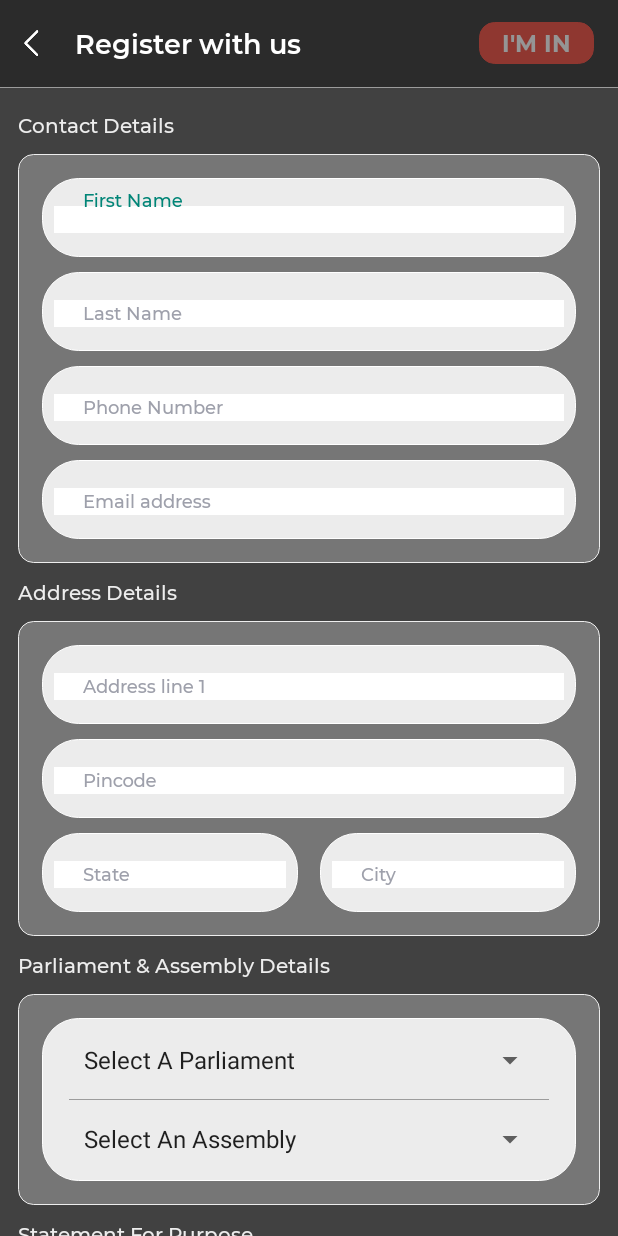
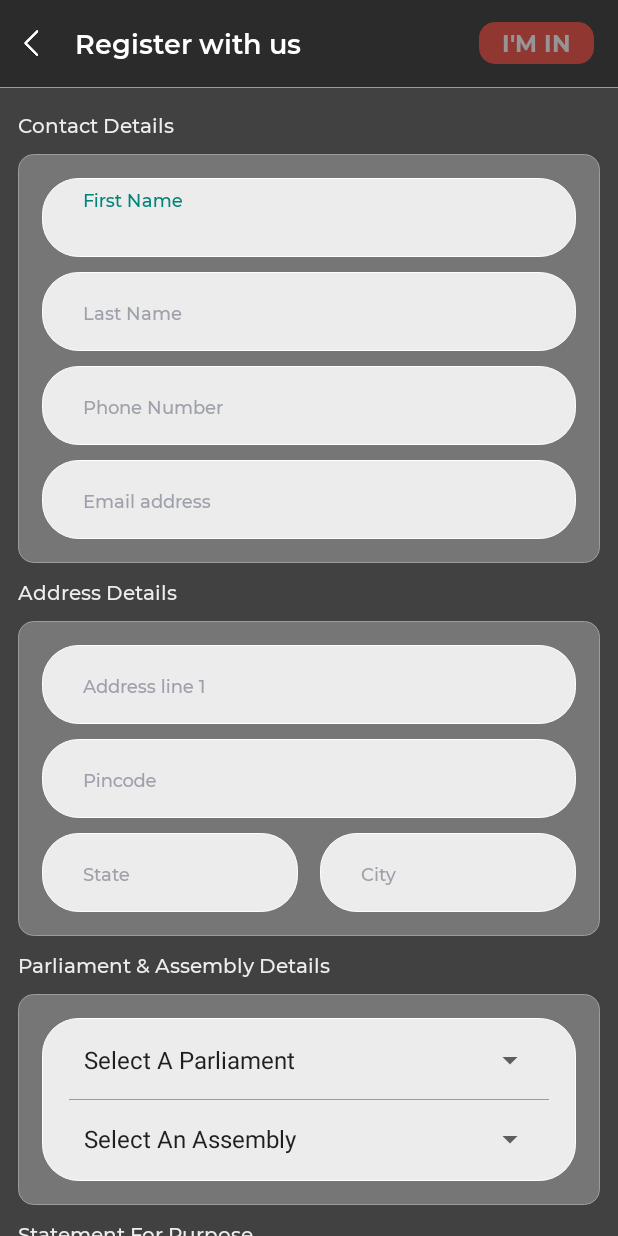
Before and after one commit to anianandtiwari/Plural-A, an Android app: the screen it shows after launch (VolunteerFormActivity), on a phone screen of 412 x 824 dp. Run offline under Robolectric (Android 15) with nearby library versions, the phone set to English and light mode, and no system bars.

Commit message:
form page design & pc ac logic

```diff
--- a/Plurals/app/src/main/java/com/plurals/android/Activity/VolunteerFormActivity.java
+++ b/Plurals/app/src/main/java/com/plurals/android/Activity/VolunteerFormActivity.java
@@ -1,8 +1,10 @@
 package com.plurals.android.Activity;
 
 import androidx.appcompat.app.AppCompatActivity;
+import androidx.core.content.ContextCompat;
 
 import android.content.res.AssetManager;
+import android.os.Build;
 import android.os.Bundle;
 import android.util.Log;
 import android.view.View;
--- a/Plurals/app/src/main/res/drawable/curved_form_rectangle.xml
+++ b/Plurals/app/src/main/res/drawable/curved_form_rectangle.xml
@@ -3,7 +3,7 @@
     android:shape="rectangle">
 
     <solid android:color="#767676" />
-    <stroke android:color="#EEEEEE" android:width="0.5dp"></stroke>
+    <stroke android:color="#9C9C9C" android:width="0.5dp"></stroke>
     <corners android:radius="10dp"></corners>
 
 
--- a/Plurals/app/src/main/res/layout/activity_volunteer_form.xml
+++ b/Plurals/app/src/main/res/layout/activity_volunteer_form.xml
@@ -123,7 +123,7 @@
                                 android:layout_width="match_parent"
                                 android:layout_height="wrap_content"
                                 android:layout_gravity="center_vertical"
-                                android:background="#fff"
+                                android:background="#ECECEC"
                                 android:fontFamily="@font/montserrat_medium"
                                 android:gravity="start"
                                 android:hint="First Name"
@@ -172,7 +172,7 @@
                                 android:layout_width="match_parent"
                                 android:layout_height="wrap_content"
                                 android:layout_gravity="center_vertical"
-                                android:background="#fff"
+                                android:background="#ECECEC"
                                 android:fontFamily="@font/montserrat_medium"
                                 android:gravity="start"
                                 android:hint="Last Name"
@@ -212,7 +212,7 @@
                                 android:layout_width="match_parent"
                                 android:layout_height="wrap_content"
                                 android:layout_gravity="center_vertical"
-                                android:background="#fff"
+                                android:background="#ECECEC"
                                 android:digits="0123456789"
                                 android:fontFamily="@font/montserrat_medium"
                                 android:gravity="start"
@@ -257,7 +257,7 @@
                                 android:layout_width="match_parent"
                                 android:layout_height="wrap_content"
                                 android:layout_gravity="center_vertical"
-                                android:background="#fff"
+                                android:background="#ECECEC"
                                 android:fontFamily="@font/montserrat_medium"
                                 android:gravity="start"
                                 android:hint="Email address"
@@ -322,7 +322,7 @@
                                 android:layout_width="match_parent"
                                 android:layout_height="wrap_content"
                                 android:layout_gravity="center_vertical"
-                                android:background="#fff"
+                                android:background="#ECECEC"
                                 android:fontFamily="@font/montserrat_medium"
                                 android:gravity="start"
                                 android:hint="@string/address_line_1"
@@ -360,7 +360,7 @@
                                 android:layout_width="match_parent"
                                 android:layout_height="wrap_content"
                                 android:layout_gravity="center_vertical"
-                                android:background="#fff"
+                                android:background="#ECECEC"
                                 android:digits="0123456789"
                                 android:fontFamily="@font/montserrat_medium"
                                 android:gravity="start"
@@ -413,7 +413,7 @@
                                     android:layout_width="match_parent"
                                     android:layout_height="wrap_content"
                                     android:layout_gravity="center_vertical"
-                                    android:background="#fff"
+                                    android:background="#ECECEC"
                                     android:fontFamily="@font/montserrat_medium"
                                     android:gravity="start"
                                     android:hint="State"
@@ -453,7 +453,7 @@
                                     android:layout_width="match_parent"
                                     android:layout_height="wrap_content"
                                     android:layout_gravity="center_vertical"
-                                    android:background="#fff"
+                                    android:background="#ECECEC"
                                     android:fontFamily="@font/montserrat_medium"
                                     android:gravity="start"
                                     android:hint="City"
@@ -596,7 +596,7 @@
                                 android:layout_width="match_parent"
                                 android:layout_height="wrap_content"
                                 android:layout_gravity="center_vertical"
-                                android:background="#fff"
+                                android:background="#ECECEC"
                                 android:fontFamily="@font/montserrat_medium"
                                 android:gravity="start"
                                 android:inputType="textCapSentences"
--- a/Plurals/app/src/main/res/values/styles.xml
+++ b/Plurals/app/src/main/res/values/styles.xml
@@ -23,9 +23,9 @@
     </style>
     <style name="MyNoActionBar" parent="Theme.AppCompat.DayNight.NoActionBar">
         <!--<item name="android:windowIsTranslucent">true</item>-->
+        <item name="android:screenOrientation">portrait</item>
+        <item name="colorPrimaryDark">#908F8E</item>
         <item name="android:windowLightStatusBar">true</item>
-        <item name="android:screenOrientation">portrait</item>
-        <item name="colorPrimaryDark">@color/colorPrimaryDark</item>
         <item name="android:windowLayoutInDisplayCutoutMode">shortEdges</item>
     </style>
 </resources>
```
